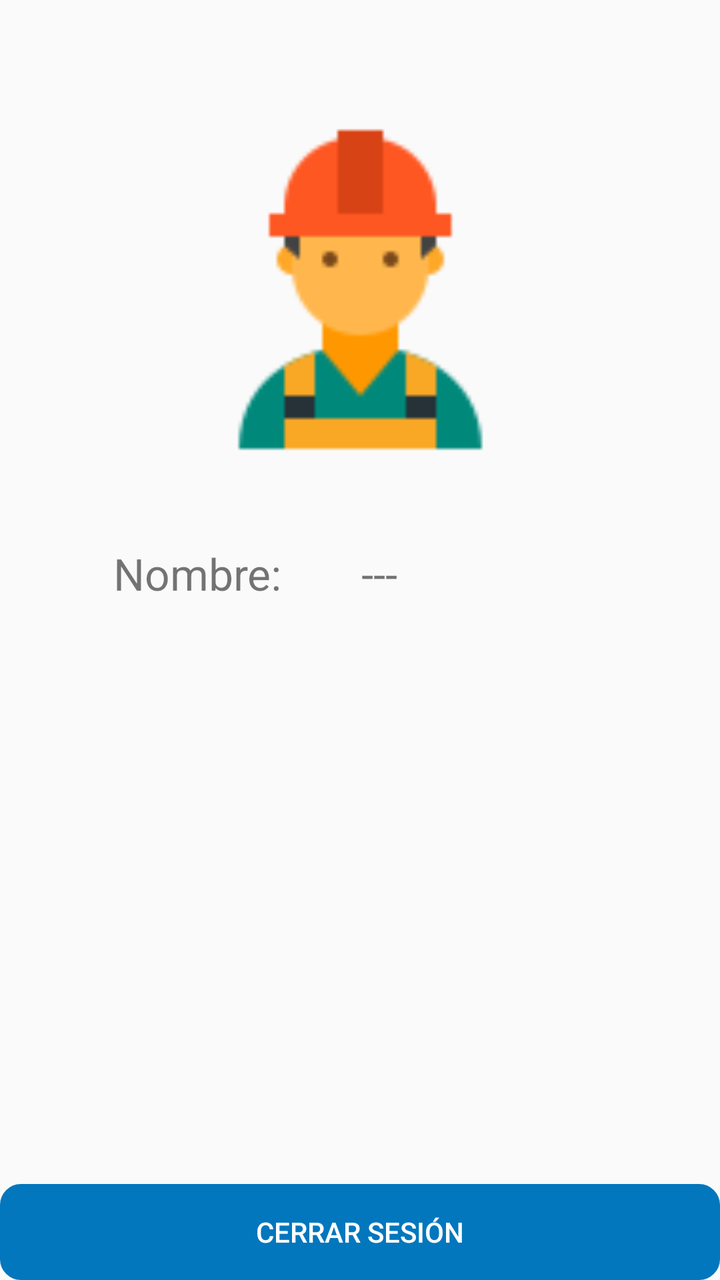
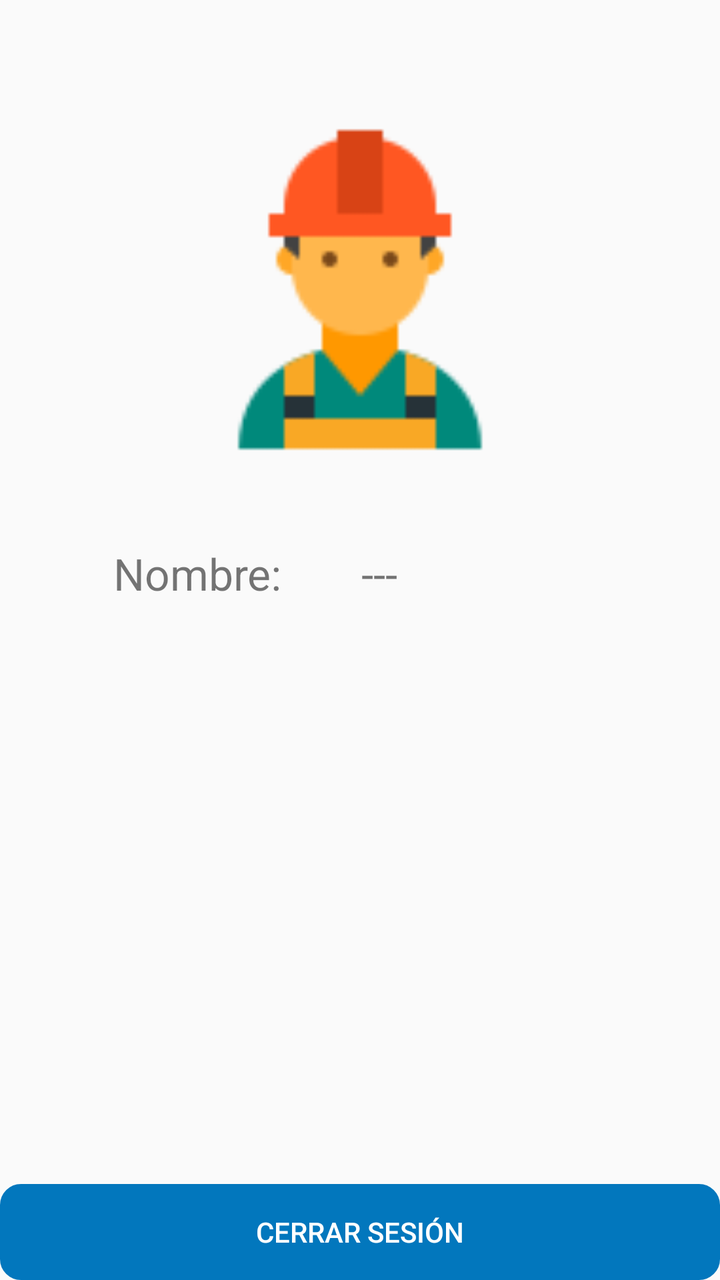

Two renders of the same Android screen: before a commit and after it. Below are the layout's source before the change and the commit's diff.
<!-- AndroidManifest.xml: application theme AppTheme -->
<!-- res/layout/content_configuracion.xml -->
<?xml version="1.0" encoding="utf-8"?>
<android.support.constraint.ConstraintLayout xmlns:android="http://schemas.android.com/apk/res/android"
    xmlns:app="http://schemas.android.com/apk/res-auto"
    xmlns:tools="http://schemas.android.com/tools"
    android:layout_width="match_parent"
    android:layout_height="match_parent"
    >

    

    <ImageView
        android:id="@+id/imageView3"
        android:layout_width="285dp"
        android:layout_height="182dp"
        android:layout_marginTop="50dp"
        android:src="@drawable/tecnicoicon"
        app:layout_constraintEnd_toEndOf="parent"
        app:layout_constraintStart_toStartOf="parent"
        app:layout_constraintTop_toTopOf="parent" />

    <Button
        android:id="@+id/btnCerrarSesion"
        android:layout_width="0dp"
        android:layout_height="wrap_content"
        android:background="@drawable/boton"
        android:backgroundTint="@color/colorPrimary"
        android:text="@string/cerrarSesion"
        android:textColor="#fff"
        app:layout_constraintBottom_toBottomOf="parent"
        app:layout_constraintEnd_toEndOf="parent"
        app:layout_constraintHorizontal_bias="0.0"
        app:layout_constraintStart_toStartOf="parent" />

    <TextView
        android:id="@+id/nombreTecnico"
        android:layout_width="0dp"
        android:layout_height="wrap_content"
        android:layout_marginStart="24dp"
        android:layout_marginEnd="8dp"
        android:text="---"
        android:textSize="22sp"
        app:layout_constraintBottom_toBottomOf="@+id/textView17"
        app:layout_constraintEnd_toEndOf="parent"
        app:layout_constraintStart_toEndOf="@+id/textView17"
        app:layout_constraintTop_toTopOf="@+id/textView17"
        app:layout_constraintVertical_bias="0.0" />

    <TextView
        android:id="@+id/textView17"
        android:layout_width="100dp"
        android:layout_height="wrap_content"
        android:layout_marginStart="8dp"
        android:layout_marginTop="40dp"
        android:layout_marginEnd="8dp"
        android:text="@string/nombre"
        android:textSize="22sp"
        app:layout_constraintEnd_toEndOf="parent"
        app:layout_constraintHorizontal_bias="0.199"
        app:layout_constraintStart_toStartOf="parent"
        app:layout_constraintTop_toBottomOf="@+id/imageView3" />

</android.support.constraint.ConstraintLayout>
<!-- resources referenced by this layout -->
<resources>
  <color name="colorPrimary">#0277BD</color>
  <!-- drawable boton (drawable) -->
  <?xml version="1.0" encoding="utf-8"?>
      <shape xmlns:android="http://schemas.android.com/apk/res/android" android:shape="rectangle">
          <stroke  android:width="1dp"/>
          <corners android:radius="10dp"/>
  
  
      </shape>
  <!-- drawable tecnicoicon: png bitmap (drawable, 2095 bytes) -->
  <string name="cerrarSesion">Cerrar sesión</string>
  <string name="nombre">Nombre:</string>
  <style name="AppTheme" parent="Theme.AppCompat.Light.DarkActionBar">
          
          <item name="colorPrimary">@color/colorPrimary</item>
          <item name="colorPrimaryDark">@color/colorPrimaryDark</item>
          <item name="colorAccent">@color/colorAccent</item>
          <item name="android:colorForeground">@android:color/background_dark</item>
      </style>
  <color name="colorPrimaryDark">#004C8C</color>
  <color name="colorAccent">#0000FF</color>
</resources>

<!-- the commit's change to res/layout/content_configuracion.xml (unified diff, before → after) -->
@@ -10,9 +10,11 @@
 
     <ImageView
         android:id="@+id/imageView3"
-        android:layout_width="285dp"
+        android:layout_width="0dp"
         android:layout_height="182dp"
+        android:layout_marginStart="24dp"
         android:layout_marginTop="50dp"
+        android:layout_marginEnd="24dp"
         android:src="@drawable/tecnicoicon"
         app:layout_constraintEnd_toEndOf="parent"
         app:layout_constraintStart_toStartOf="parent"
<!-- resource entries referenced after the edit -->
@@ -3,12 +3,12 @@
   <color name="colorPrimary">#0277BD</color>
   <!-- drawable boton (drawable) -->
   <?xml version="1.0" encoding="utf-8"?>
-      <shape xmlns:android="http://schemas.android.com/apk/res/android" android:shape="rectangle">
-          <stroke  android:width="1dp"/>
-          <corners android:radius="10dp"/>
+  <shape xmlns:android="http://schemas.android.com/apk/res/android" android:shape="rectangle">
+    <stroke  android:width="1dp"/>
+    <corners android:radius="10dp"/>
   
   
-      </shape>
+  </shape>
   <!-- drawable tecnicoicon: png bitmap (drawable, 2095 bytes) -->
   <string name="cerrarSesion">Cerrar sesión</string>
   <string name="nombre">Nombre:</string>
